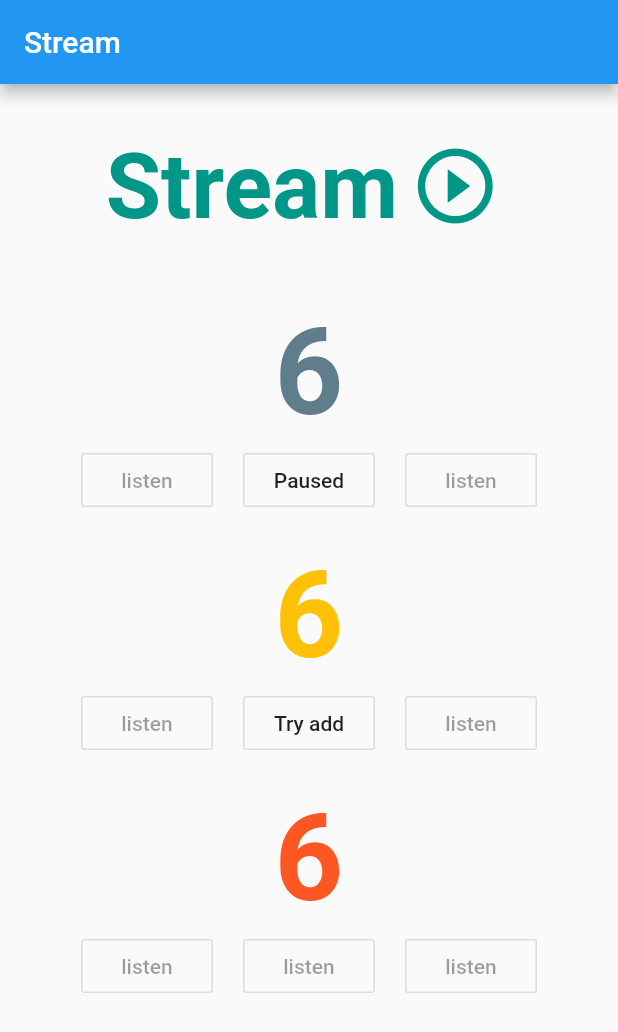
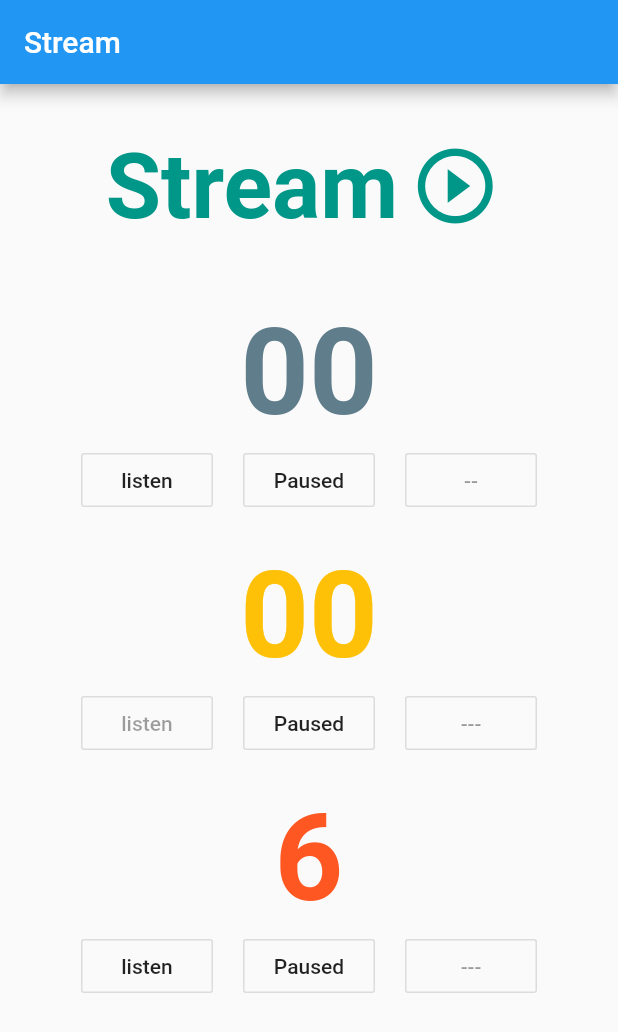
Before and after one commit to WingCH/Fluuter-Exercise, a Flutter app: the screen it shows after launch, on a phone screen of 412 x 824 dp. Shown: the top 1032 px of the screen. Run offline on Flutter 3.47's test engine with Material 2 defaults, Android fonts, the phone set to English and light mode, and no system bars.

Commit message:
remove all StreamBuilder, since StreamBuilder cannot pause

```diff
--- a/lib/pages/stream.dart
+++ b/lib/pages/stream.dart
@@ -10,6 +10,10 @@ class StreamDemo extends StatefulWidget {
 class StreamDemoState extends State<StreamDemo> {
   StreamController _streamController;
   Stream<int> timerStream;
+  StreamSubscription<int> streamSubscription1;
+  StreamSubscription<int> streamSubscription2;
+  StreamSubscription<int> streamSubscription3;
+  int time = 0;
 
   @override
   void initState() {
@@ -22,10 +26,14 @@ class StreamDemoState extends State<StreamDemo> {
     });
 
     _streamController = StreamController.broadcast();
-    _streamController.addStream(timerStream);
+//    _streamController.addStream(timerStream);
 
-//    StreamSubscription subscription =
-//    _streamController.stream.listen((data) => print("$data"));
+    streamSubscription3 = timerStream.listen((int data) {
+      setState(() {
+        time = data;
+      });
+    });
+//    streamSubscription1 = timerStream.listen(onData)
   }
 
   @override
@@ -81,14 +89,10 @@ class StreamDemoState extends State<StreamDemo> {
           ),
           Padding(
               padding: EdgeInsets.all(10),
-            child: StreamBuilder<Object>(
-                stream: _streamController.stream,
-                builder: (context, snapshot) {
-                  if (snapshot.hasData) {
-                    return Column(
+              child: Column(
                 children: <Widget>[
                   Text(
-                          snapshot.data.toString(),
+                    "00",
                     style: TextStyle(
                         color: Colors.blueGrey,
                         fontWeight: FontWeight.bold,
@@ -98,42 +102,34 @@ class StreamDemoState extends State<StreamDemo> {
                     mainAxisAlignment: MainAxisAlignment.center,
                     children: <Widget>[
                       OutlineButton(
-                              onPressed: null,
+                        onPressed: () {
+                          //listen / resume
+                        },
                         child: Text('listen'),
                       ),
                       Padding(
-                              padding:
-                                  const EdgeInsets.symmetric(horizontal: 20.0),
+                        padding: const EdgeInsets.symmetric(horizontal: 20.0),
                         child: OutlineButton(
                           onPressed: () {
-//                                  _streamController.onPause();
+                            //Pause
                           },
                           child: Text('Paused'),
                         ),
                       ),
                       OutlineButton(
                         onPressed: null,
-                              child: Text('listen'),
+                        child: Text('--'),
                       ),
                     ],
                   )
                 ],
-                    );
-                  } else {
-                    return Text('no Date');
-                  }
-                }),
-          ),
+              )),
           Padding(
               padding: EdgeInsets.all(10),
-            child: StreamBuilder<Object>(
-                stream: _streamController.stream,
-                builder: (context, snapshot) {
-                  if (snapshot.hasData) {
-                    return Column(
+              child: Column(
                 children: <Widget>[
                   Text(
-                          snapshot.data.toString(),
+                    "00",
                     style: TextStyle(
                         color: Colors.amber,
                         fontWeight: FontWeight.bold,
@@ -147,38 +143,28 @@ class StreamDemoState extends State<StreamDemo> {
                         child: Text('listen'),
                       ),
                       Padding(
-                              padding:
-                                  const EdgeInsets.symmetric(horizontal: 20.0),
+                        padding: const EdgeInsets.symmetric(horizontal: 20.0),
                         child: OutlineButton(
                           onPressed: () {
                             _streamController.sink.add(2);
                           },
-                                child: Text('Try add'),
+                          child: Text('Paused'),
                         ),
                       ),
                       OutlineButton(
                         onPressed: null,
-                              child: Text('listen'),
+                        child: Text('---'),
                       ),
                     ],
                   )
                 ],
-                    );
-                  } else {
-                    return CircularProgressIndicator();
-                  }
-                }),
-          ),
+              )),
           Padding(
               padding: EdgeInsets.all(10),
-            child: StreamBuilder<Object>(
-                stream: _streamController.stream,
-                builder: (context, snapshot) {
-                  if (snapshot.hasData) {
-                    return Column(
+              child: Column(
                 children: <Widget>[
                   Text(
-                          snapshot.data.toString(),
+                    time.toString(),
                     style: TextStyle(
                         color: Colors.deepOrange,
                         fontWeight: FontWeight.bold,
@@ -188,30 +174,28 @@ class StreamDemoState extends State<StreamDemo> {
                     mainAxisAlignment: MainAxisAlignment.center,
                     children: <Widget>[
                       OutlineButton(
-                              onPressed: null,
+                        onPressed: () {
+                          streamSubscription3.resume();
+                        },
                         child: Text('listen'),
                       ),
                       Padding(
-                              padding:
-                                  const EdgeInsets.symmetric(horizontal: 20.0),
+                        padding: const EdgeInsets.symmetric(horizontal: 20.0),
                         child: OutlineButton(
-                                onPressed: null,
-                                child: Text('listen'),
+                          onPressed: () {
+                            streamSubscription3.pause();
+                          },
+                          child: Text('Paused'),
                         ),
                       ),
                       OutlineButton(
                         onPressed: null,
-                              child: Text('listen'),
+                        child: Text('---'),
                       ),
                     ],
                   )
                 ],
-                    );
-                  } else {
-                    return CircularProgressIndicator();
-                  }
-                }),
-          )
+              ))
         ],
       ),
     );
```
Lines whose indentation alone changed are shown as unchanged.
